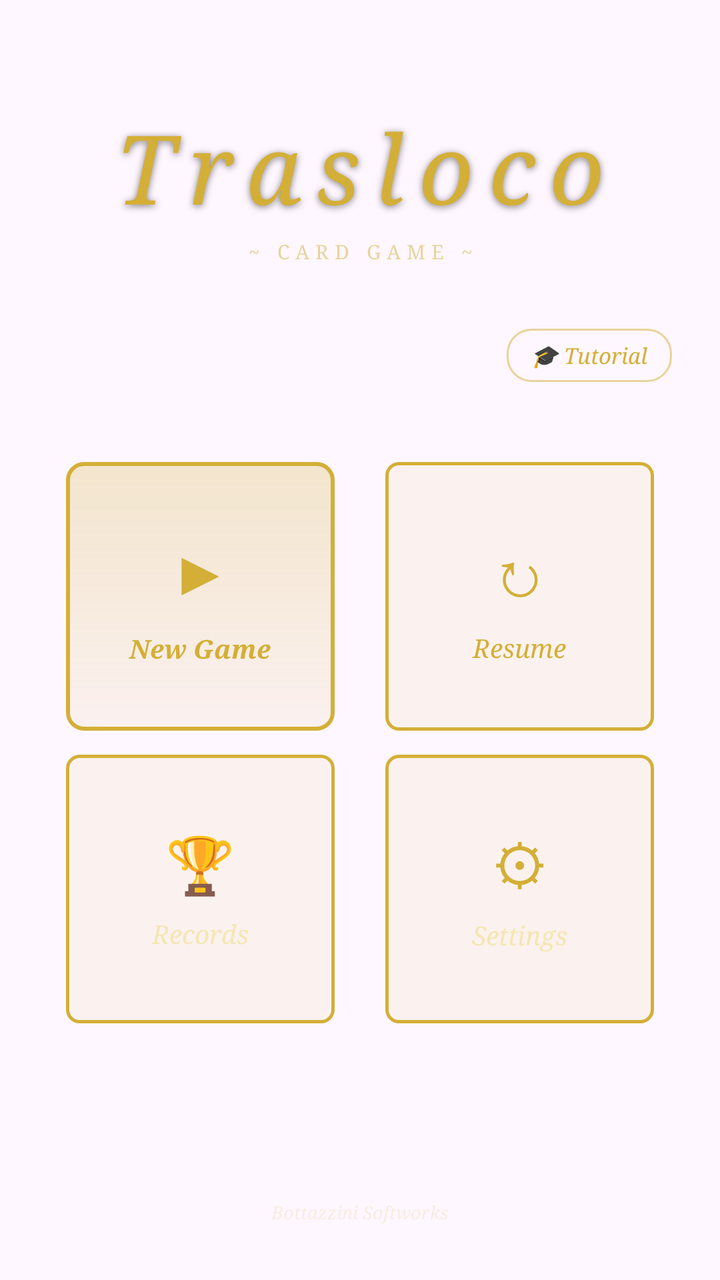
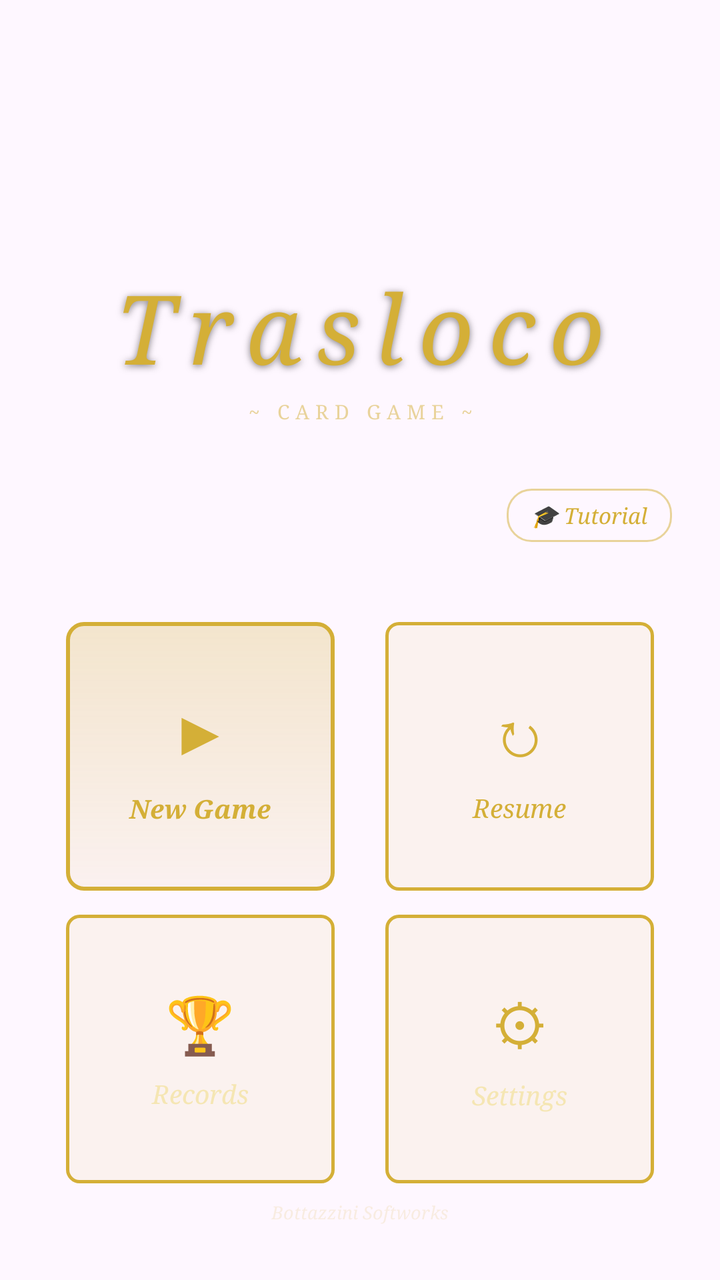

Screens rendered from an Android XML layout before and after an edit, with the pre-edit source and the edit as a unified diff.
<!-- AndroidManifest.xml: activity theme Theme.Trasloco -->
<!-- res/layout/activity_main.xml -->
<?xml version="1.0" encoding="utf-8"?>
<FrameLayout xmlns:android="http://schemas.android.com/apk/res/android"
    xmlns:app="http://schemas.android.com/apk/res-auto"
    xmlns:tools="http://schemas.android.com/tools"
    android:layout_width="match_parent"
    android:layout_height="match_parent">

    <ScrollView
        android:id="@+id/mainScrollView"
        android:layout_width="match_parent"
        android:layout_height="match_parent"
        android:fillViewport="true">

        <androidx.constraintlayout.widget.ConstraintLayout
            android:id="@+id/mainConstraintLayout"
            android:layout_width="match_parent"
            android:layout_height="wrap_content"
            android:padding="20dp"
            tools:context=".MainActivity">

            <TextView
                android:id="@+id/textViewTitle"
                android:layout_width="0dp"
                android:layout_height="wrap_content"
                android:layout_marginTop="32dp"
                android:gravity="center"
                android:text="@string/trasloco"
                android:textSize="48sp"
                style="@style/CasinoTitle"
                app:layout_constraintEnd_toEndOf="parent"
                app:layout_constraintStart_toStartOf="parent"
                app:layout_constraintTop_toTopOf="parent" />

            <TextView
                android:id="@+id/textViewSubtitle"
                android:layout_width="0dp"
                android:layout_height="wrap_content"
                android:layout_marginTop="4dp"
                android:gravity="center"
                android:text="@string/subtitle_card_game"
                style="@style/CasinoSubtitle"
                app:layout_constraintEnd_toEndOf="parent"
                app:layout_constraintStart_toStartOf="parent"
                app:layout_constraintTop_toBottomOf="@id/textViewTitle" />

            <TextView
                android:id="@+id/buttonTutorial"
                android:layout_width="wrap_content"
                android:layout_height="wrap_content"
                android:layout_marginTop="32dp"
                android:layout_marginEnd="4dp"
                android:paddingHorizontal="12dp"
                android:paddingVertical="6dp"
                android:background="@drawable/casino_corner_link"
                android:text="@string/tutorial_corner_label"
                android:textSize="11sp"
                android:textStyle="italic"
                android:fontFamily="serif"
                android:textColor="@color/casino_gold"
                android:onClick="showTutorial"
                app:layout_constraintEnd_toEndOf="parent"
                app:layout_constraintTop_toBottomOf="@id/textViewSubtitle" />

            
            <LinearLayout
                android:id="@+id/tileNuovaPartita"
                android:layout_width="0dp"
                android:layout_height="0dp"
                android:layout_marginTop="40dp"
                android:layout_marginEnd="6dp"
                android:background="@drawable/casino_tile_bg_primary"
                android:gravity="center"
                android:orientation="vertical"
                android:onClick="startGame"
                android:clickable="true"
                android:focusable="true"
                app:layout_constraintDimensionRatio="1:1"
                app:layout_constraintEnd_toStartOf="@id/tileRiprendi"
                app:layout_constraintStart_toStartOf="parent"
                app:layout_constraintTop_toBottomOf="@id/buttonTutorial"
                app:layout_constraintWidth_percent="0.42">

                <TextView
                    android:layout_width="wrap_content"
                    android:layout_height="wrap_content"
                    android:text="▶"
                    android:textSize="32sp"
                    android:textColor="@color/casino_gold" />

                <TextView
                    android:layout_width="match_parent"
                    android:layout_height="wrap_content"
                    android:layout_marginTop="8dp"
                    android:ellipsize="end"
                    android:fontFamily="serif"
                    android:gravity="center"
                    android:maxLines="2"
                    android:paddingHorizontal="4dp"
                    android:text="@string/nuova_partita_label"
                    android:textColor="@color/casino_gold"
                    android:textSize="13sp"
                    android:textStyle="italic|bold" />
            </LinearLayout>

            
            <LinearLayout
                android:id="@+id/tileRiprendi"
                android:layout_width="0dp"
                android:layout_height="0dp"
                android:layout_marginTop="40dp"
                android:layout_marginStart="6dp"
                android:background="@drawable/casino_tile_bg"
                android:gravity="center"
                android:orientation="vertical"
                android:onClick="resumeGame"
                app:layout_constraintDimensionRatio="1:1"
                app:layout_constraintEnd_toEndOf="parent"
                app:layout_constraintStart_toEndOf="@id/tileNuovaPartita"
                app:layout_constraintTop_toBottomOf="@id/buttonTutorial"
                app:layout_constraintWidth_percent="0.42">

                <TextView
                    android:layout_width="wrap_content"
                    android:layout_height="wrap_content"
                    android:text="↻"
                    android:textSize="32sp"
                    android:textColor="@color/casino_gold" />

                <TextView
                    android:layout_width="match_parent"
                    android:layout_height="wrap_content"
                    android:layout_marginTop="8dp"
                    android:ellipsize="end"
                    android:fontFamily="serif"
                    android:gravity="center"
                    android:maxLines="2"
                    android:paddingHorizontal="4dp"
                    android:text="@string/riprendi_label"
                    android:textColor="@color/casino_gold"
                    android:textSize="13sp"
                    android:textStyle="italic" />
            </LinearLayout>

            
            <LinearLayout
                android:id="@+id/tileRecords"
                android:layout_width="0dp"
                android:layout_height="0dp"
                android:layout_marginTop="12dp"
                android:layout_marginEnd="6dp"
                android:background="@drawable/casino_tile_bg"
                android:gravity="center"
                android:orientation="vertical"
                android:onClick="showRecords"
                android:clickable="true"
                android:focusable="true"
                app:layout_constraintDimensionRatio="1:1"
                app:layout_constraintEnd_toStartOf="@id/tileSettings"
                app:layout_constraintStart_toStartOf="parent"
                app:layout_constraintTop_toBottomOf="@id/tileNuovaPartita"
                app:layout_constraintWidth_percent="0.42">

                <TextView
                    android:layout_width="wrap_content"
                    android:layout_height="wrap_content"
                    android:text="🏆"
                    android:textSize="28sp" />

                <TextView
                    android:layout_width="match_parent"
                    android:layout_height="wrap_content"
                    android:layout_marginTop="8dp"
                    android:ellipsize="end"
                    android:fontFamily="serif"
                    android:gravity="center"
                    android:maxLines="2"
                    android:paddingHorizontal="4dp"
                    android:text="@string/records_label"
                    android:textColor="@color/casino_gold_light"
                    android:textSize="13sp"
                    android:textStyle="italic" />
            </LinearLayout>

            
            <LinearLayout
                android:id="@+id/tileSettings"
                android:layout_width="0dp"
                android:layout_height="0dp"
                android:layout_marginTop="12dp"
                android:layout_marginStart="6dp"
                android:background="@drawable/casino_tile_bg"
                android:gravity="center"
                android:orientation="vertical"
                android:onClick="openSettings"
                android:clickable="true"
                android:focusable="true"
                app:layout_constraintDimensionRatio="1:1"
                app:layout_constraintEnd_toEndOf="parent"
                app:layout_constraintStart_toEndOf="@id/tileRecords"
                app:layout_constraintTop_toBottomOf="@id/tileRiprendi"
                app:layout_constraintWidth_percent="0.42">

                <TextView
                    android:layout_width="wrap_content"
                    android:layout_height="wrap_content"
                    android:text="⚙"
                    android:textSize="28sp"
                    android:textColor="@color/casino_gold" />

                <TextView
                    android:layout_width="match_parent"
                    android:layout_height="wrap_content"
                    android:layout_marginTop="8dp"
                    android:ellipsize="end"
                    android:fontFamily="serif"
                    android:gravity="center"
                    android:maxLines="2"
                    android:paddingHorizontal="4dp"
                    android:text="@string/impostazioni_label"
                    android:textColor="@color/casino_gold_light"
                    android:textSize="13sp"
                    android:textStyle="italic" />
            </LinearLayout>

            <TextView
                android:id="@+id/textViewWatermark"
                android:layout_width="wrap_content"
                android:layout_height="wrap_content"
                android:layout_marginBottom="8dp"
                android:text="@string/watermark_studio"
                android:textSize="9sp"
                android:fontFamily="serif"
                android:textStyle="italic"
                android:textColor="@color/casino_gold_alpha_25"
                android:alpha="0.6"
                app:layout_constraintBottom_toBottomOf="parent"
                app:layout_constraintEnd_toEndOf="parent"
                app:layout_constraintStart_toStartOf="parent" />

        </androidx.constraintlayout.widget.ConstraintLayout>
    </ScrollView>

    <include
        layout="@layout/banner_achievement"
        android:id="@+id/mainBannerAchievement"
        android:layout_width="match_parent"
        android:layout_height="wrap_content"
        android:layout_gravity="top" />

</FrameLayout>
<!-- res/layout/banner_achievement.xml (included above) -->
<?xml version="1.0" encoding="utf-8"?>
<LinearLayout xmlns:android="http://schemas.android.com/apk/res/android"
    android:id="@+id/achievementBannerRoot"
    android:layout_width="match_parent"
    android:layout_height="wrap_content"
    android:background="@color/casino_achievement_banner_bg"
    android:orientation="horizontal"
    android:paddingHorizontal="16dp"
    android:paddingVertical="12dp"
    android:gravity="center_vertical"
    android:elevation="8dp"
    android:visibility="gone">

    <TextView
        android:id="@+id/achievementBannerIcon"
        android:layout_width="wrap_content"
        android:layout_height="wrap_content"
        android:textSize="28sp"
        android:layout_marginEnd="12dp" />

    <LinearLayout
        android:layout_width="0dp"
        android:layout_height="wrap_content"
        android:layout_weight="1"
        android:orientation="vertical">

        <TextView
            android:layout_width="match_parent"
            android:layout_height="wrap_content"
            android:text="@string/achievement_banner_title"
            android:textSize="10sp"
            android:fontFamily="serif"
            android:textStyle="italic"
            android:textColor="@color/casino_gold_alpha_50"
            android:letterSpacing="0.1" />

        <TextView
            android:id="@+id/achievementBannerName"
            android:layout_width="match_parent"
            android:layout_height="wrap_content"
            android:textSize="15sp"
            android:fontFamily="serif"
            android:textStyle="italic|bold"
            android:textColor="@color/casino_gold" />

        <TextView
            android:id="@+id/achievementBannerDesc"
            android:layout_width="match_parent"
            android:layout_height="wrap_content"
            android:textSize="11sp"
            android:fontFamily="serif"
            android:textStyle="italic"
            android:textColor="@color/casino_gold_alpha_50" />

    </LinearLayout>

</LinearLayout>
<!-- resources referenced by this layout -->
<resources>
  <color name="casino_achievement_banner_bg">#F2000000</color>
  <color name="casino_gold">#FFD4AF37</color>
  <color name="casino_gold_alpha_25">#40D4AF37</color>
  <color name="casino_gold_alpha_50">#80D4AF37</color>
  <color name="casino_gold_light">#FFF5E6B3</color>
  <!-- drawable casino_corner_link (drawable) -->
  <?xml version="1.0" encoding="utf-8"?>
  <shape xmlns:android="http://schemas.android.com/apk/res/android"
      android:shape="rectangle">
      <solid android:color="@android:color/transparent" />
      <stroke android:width="1dp" android:color="@color/casino_gold_alpha_50" />
      <corners android:radius="12dp" />
  </shape>
  <!-- drawable casino_tile_bg (drawable) -->
  <?xml version="1.0" encoding="utf-8"?>
  <shape xmlns:android="http://schemas.android.com/apk/res/android"
      android:shape="rectangle">
      <solid android:color="@color/casino_gold_alpha_08" />
      <stroke android:width="1.5dp" android:color="@color/casino_gold" />
      <corners android:radius="6dp" />
  </shape>
  <string name="achievement_banner_title">Achievement unlocked!</string>
  <string name="impostazioni_label">Settings</string>
  <string name="nuova_partita_label">New Game</string>
  <string name="records_label">Records</string>
  <string name="riprendi_label">Resume</string>
  <string name="subtitle_card_game">~ CARD GAME ~</string>
  <string name="trasloco" translatable="false">Trasloco</string>
  <string name="tutorial_corner_label">🎓 Tutorial</string>
  <string name="watermark_studio" translatable="false">Bottazzini Softworks</string>
  <style name="CasinoSubtitle">
          <item name="android:fontFamily">serif</item>
          <item name="android:textColor">@color/casino_gold_alpha_50</item>
          <item name="android:letterSpacing">0.3</item>
          <item name="android:textSize">10sp</item>
      </style>
  <style name="CasinoTitle">
          <item name="android:fontFamily">serif</item>
          <item name="android:textStyle">italic</item>
          <item name="android:textColor">@color/casino_gold</item>
          <item name="android:letterSpacing">0.15</item>
          <item name="android:shadowColor">#80000000</item>
          <item name="android:shadowDy">2</item>
          <item name="android:shadowRadius">8</item>
      </style>
  <style name="Theme.Trasloco" parent="Theme.Material3.DayNight.NoActionBar">
          <item name="colorPrimary">@color/purple_500</item>
          <item name="colorPrimaryVariant">@color/purple_700</item>
          <item name="colorOnPrimary">@color/white</item>
          <item name="colorSecondary">@color/teal_200</item>
          <item name="colorSecondaryVariant">@color/teal_700</item>
          <item name="colorOnSecondary">@color/black</item>
      </style>
  <color name="casino_gold_alpha_08">#14D4AF37</color>
  <color name="purple_500">#FF6200EE</color>
  <color name="purple_700">#FF3700B3</color>
  <color name="white">#FFFFFFFF</color>
  <color name="teal_200">#FF03DAC5</color>
  <color name="teal_700">#FF018786</color>
  <color name="black">#FF000000</color>
  <!-- unchanged entries left out for length: 1 -->
</resources>

<!-- the commit's change to res/layout/activity_main.xml (unified diff, before → after) -->
@@ -18,18 +18,29 @@
             android:padding="20dp"
             tools:context=".MainActivity">
 
+            <ImageView
+                android:id="@+id/gameLogo"
+                android:layout_width="72dp"
+                android:layout_height="72dp"
+                android:layout_marginTop="32dp"
+                android:src="@mipmap/ic_launcher_round"
+                android:scaleType="fitCenter"
+                app:layout_constraintEnd_toEndOf="parent"
+                app:layout_constraintStart_toStartOf="parent"
+                app:layout_constraintTop_toTopOf="parent" />
+
             <TextView
                 android:id="@+id/textViewTitle"
                 android:layout_width="0dp"
                 android:layout_height="wrap_content"
-                android:layout_marginTop="32dp"
+                android:layout_marginTop="8dp"
                 android:gravity="center"
                 android:text="@string/trasloco"
                 android:textSize="48sp"
                 style="@style/CasinoTitle"
                 app:layout_constraintEnd_toEndOf="parent"
                 app:layout_constraintStart_toStartOf="parent"
-                app:layout_constraintTop_toTopOf="parent" />
+                app:layout_constraintTop_toBottomOf="@id/gameLogo" />
 
             <TextView
                 android:id="@+id/textViewSubtitle"
<!-- resource entries referenced after the edit -->
@@ -21,6 +21,12 @@
       <stroke android:width="1.5dp" android:color="@color/casino_gold" />
       <corners android:radius="6dp" />
   </shape>
+  <!-- mipmap ic_launcher_round (mipmap-anydpi-v26) -->
+  <?xml version="1.0" encoding="utf-8"?>
+  <adaptive-icon xmlns:android="http://schemas.android.com/apk/res/android">
+      <background android:drawable="@color/ic_launcher_background"/>
+      <foreground android:drawable="@drawable/ic_launcher_background"/>
+  </adaptive-icon>
   <string name="achievement_banner_title">Achievement unlocked!</string>
   <string name="impostazioni_label">Settings</string>
   <string name="nuova_partita_label">New Game</string>
@@ -54,6 +60,8 @@
           <item name="colorOnSecondary">@color/black</item>
       </style>
   <color name="casino_gold_alpha_08">#14D4AF37</color>
+  <color name="ic_launcher_background">#FFFFFFFF</color>
+  <!-- drawable ic_launcher_background: vector/xml drawable (drawable, 117508 chars, omitted) -->
   <color name="purple_500">#FF6200EE</color>
   <color name="purple_700">#FF3700B3</color>
   <color name="white">#FFFFFFFF</color>
